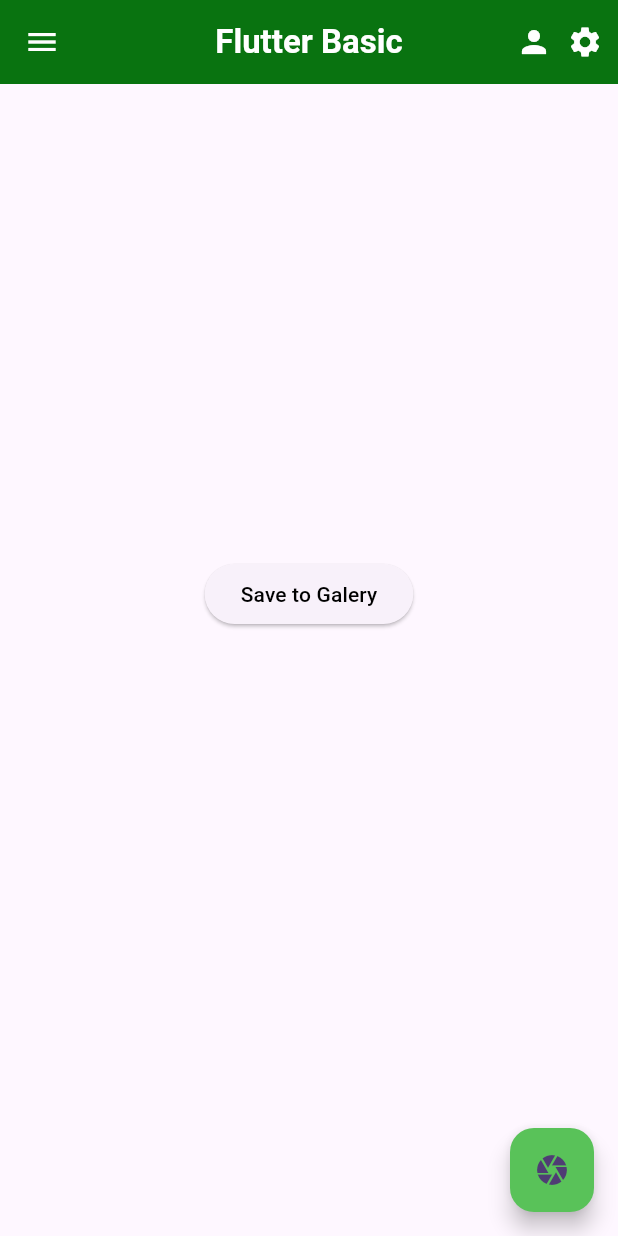
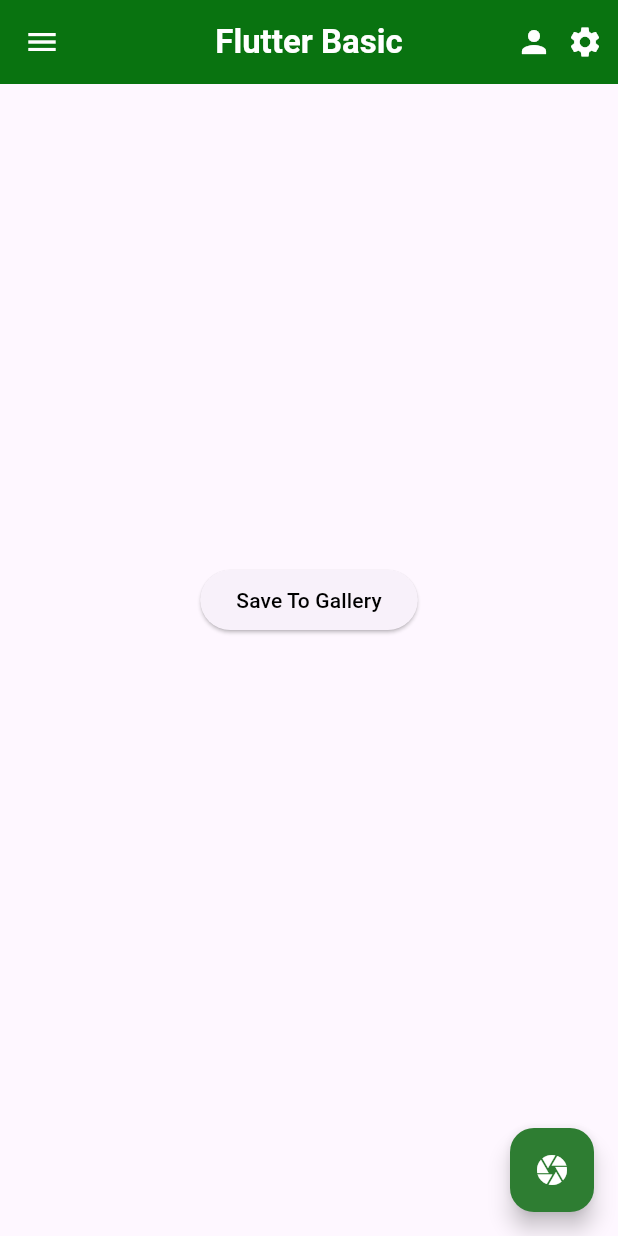
Before and after one commit to fiaibrahim/flutter_lat1, a Flutter app: the screen it shows after launch, on a phone screen of 412 x 824 dp. Run offline on Flutter 3.47's test engine with Material 3 defaults, Android fonts, the phone set to English and light mode, and no system bars; our stand-ins replace image_gallery_saver, image_picker.

Commit message:
git init flutter_lat1

```diff
--- a/lib/home_page.dart
+++ b/lib/home_page.dart
@@ -1,16 +1,11 @@
-import 'dart:html';
 import 'dart:io';
+import 'dart:typed_data';
+import 'dart:ui' as ui;
 
 import 'package:flutter/material.dart';
 import 'package:flutter/rendering.dart';
+import 'package:image_gallery_saver/image_gallery_saver.dart';
 import 'package:image_picker/image_picker.dart';
-import 'dart:typed_data';
-import 'dart:ui' as ui;
-
-
-import 'package:image_gallery_saver/image_gallery_saver.dart';
-
-
 
 class HomePage extends StatefulWidget {
   const HomePage({super.key});
@@ -34,11 +29,11 @@ _saveLocalImage() async {
       final result =
           await ImageGallerySaver.saveImage(byteData.buffer.asUint8List());
       print(result);
-      ScaffoldMessenger.of(context).showSnackBar(
-        SnackBar(
-          content: const Text('save image success'),
-        ),
-      );
+      ScaffoldMessenger.of(context).showSnackBar(SnackBar(
+        content: Text('Image saved successfully'),
+      ));
+
+      // Utils.toast(result.toString());
     }
   }
 
@@ -48,20 +43,34 @@ _saveLocalImage() async {
       child: Scaffold(
         appBar: AppBar(
           centerTitle: true,
-          title:  const Text ('Flutter Basic', style: TextStyle(color: Colors.white, fontWeight: FontWeight.bold),),
+          title: const Text(
+            'Flutter Basic',
+            style: TextStyle(color: Colors.white, fontWeight: FontWeight.bold),
+          ),
           elevation: 3,
           backgroundColor: Color.fromARGB(255, 1, 118, 5),
-          actions: const[
-            Icon(Icons.person, color: Colors.white,),
-            SizedBox(width: 10,),
-            Icon(Icons.settings, color: Colors.white,),
-            SizedBox(width: 10,),
+          actions: const [
+            Icon(
+              Icons.person,
+              color: Colors.white,
+            ),
+            SizedBox(
+              width: 10,
+            ),
+            Icon(
+              Icons.settings,
+              color: Colors.white,
+            ),
+            SizedBox(
+              width: 10,
+            ),
           ],
-          leading: const Icon(Icons.menu, color: Colors.white,),
+          leading: const Icon(
+            Icons.menu,
+            color: Colors.white,
           ),
-        body: Column (
-          crossAxisAlignment: CrossAxisAlignment.center,
-          children: [
+        ),
+        body: Column(crossAxisAlignment: CrossAxisAlignment.center, children: [
           Row(
             mainAxisAlignment: MainAxisAlignment.center,
             children: [
@@ -74,29 +83,34 @@ _saveLocalImage() async {
                   color: Colors.blue,
                   child: photo == null
                       ? const SizedBox()
-                    :Image.file(File(photo!.path)),
+                      : Image.file(File(photo!.path)),
                 ),
               ),
-
-              ]
+            ],
           ),
-            SizedBox(height: 16,),
-            ElevatedButton (
-              onPressed: (){
+          const SizedBox(
+            height: 20,
+          ),
+          ElevatedButton(
+              onPressed: () {
                 _saveLocalImage();
               },
-              child: const Text('Save to Galery', style: TextStyle(color: Colors.black),),
-              )
-            ]
-            ),
+              child: Text(
+                'Save To Gallery',
+                style: TextStyle(color: Colors.black),
+              ))
+        ]),
         floatingActionButton: FloatingActionButton(
+          backgroundColor: Colors.green[800],
           onPressed: () async {
             photo = await picker.pickImage(source: ImageSource.camera);
-              setState(() {
-             });
+            setState(() {});
           },
-          backgroundColor: Color.fromARGB(255, 89, 194, 89),
-          child: const Icon(Icons.camera)),
+          child: Icon(
+            Icons.camera,
+            color: Colors.white,
+          ),
+        ),
       ),
     );
   }
```
Also changed, not shown: pubspec.yaml (+5 -54 lines), lib/main.dart (line endings or trailing spaces), pubspec.lock, 5 other files. Lines whose indentation alone changed are shown as unchanged.
